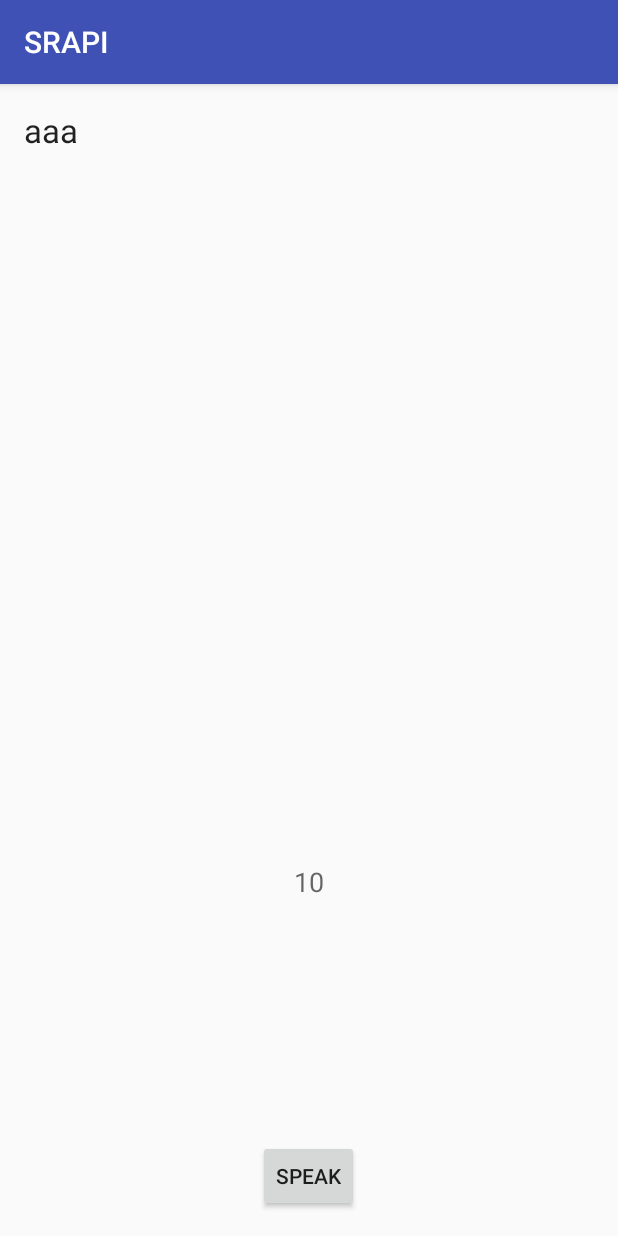
After one commit to wrjianbo/SRAPI, an Android app: the LongsentenceActivity screen opened directly, with no data from a screen before it, on a phone screen of 412 x 824 dp. The commit adds this screen. Run offline under Robolectric (Android 15) with nearby library versions, the phone set to English and light mode, and no system bars.

Commit message:
add an activity for long sentence

```diff
--- /dev/null
+++ b/app/src/main/java/com/example/jitianbo/srapi/LongsentenceActivity.java
@@ -0,0 +1,74 @@
+package com.example.jitianbo.srapi;
+
+import android.content.Intent;
+import android.os.Handler;
+import android.support.v7.app.AppCompatActivity;
+import android.os.Bundle;
+import android.util.Log;
+import android.view.View;
+import android.widget.Button;
+import android.widget.ProgressBar;
+import android.widget.TextView;
+
+import speechrecoginition.api.tianboandzifan.LongSentenceService;
+
+public class LongsentenceActivity extends AppCompatActivity implements View.OnClickListener {
+    Button speakBtn=null;
+    TextView largeText,mText=null;
+    private Handler handler=null;
+    private Runnable runnable=null;
+    int i = 0;
+    private ProgressBar progressBar;
+    String s="";
+    @Override
+    protected void onCreate(Bundle savedInstanceState) {
+        super.onCreate(savedInstanceState);
+        setContentView(R.layout.activity_longsentence);
+        progressBar=(ProgressBar)findViewById(R.id.progressbar1);
+        speakBtn=(Button)findViewById(R.id.speakBtn);
+        largeText=(TextView)findViewById(R.id.largeText1);
+        mText=(TextView)findViewById(R.id.mediumText1);
+        speakBtn.setOnClickListener(this);
+        handler = new Handler();
+        runnable = new Runnable1();
+        progressBar.setVisibility(View.INVISIBLE);
+        progressBar.setMax(10);
+        mText.setText("" + 10);
+    }
+
+    @Override
+    public void onClick(View v) {
+        if(v.getId()==speakBtn.getId()){
+//            Intent i = new Intent(this, LongSentenceService.class);
+//            startService(i);
+            progressBar.setVisibility(View.VISIBLE);
+            mText.setText("" + 10);
+            handler.postDelayed(runnable, 1000);
+        }
+    }
+    private class Runnable1 implements Runnable{
+
+        @Override
+        public void run() {
+            if(i<10) {
+                i++;
+//                Log.v("myActivity", "" + i);
+                progressBar.incrementProgressBy(1);
+                mText.setText("" + (10 - i));
+                handler.postDelayed(this, 1000);
+                s = s + "this is a test"+i+"\n";
+                largeText.setText(s);
+            }
+            else{
+                handler.removeCallbacks(runnable);
+                Log.v("myActivity", "cancel");
+                i=0;
+                progressBar.setVisibility(View.INVISIBLE);
+                progressBar.incrementProgressBy(-(progressBar.getMax()));
+                mText.setText("10");
+                largeText.setText("");
+                s="";
+            }
+        }
+    }
+}
--- a/app/src/main/java/speechrecoginition/api/tianboandzifan/AlarmReceiver.java
+++ b/app/src/main/java/speechrecoginition/api/tianboandzifan/AlarmReceiver.java
@@ -1,13 +1,12 @@
 package speechrecoginition.api.tianboandzifan;
 
-import android.app.AlarmManager;
-import android.app.Notification;
-import android.app.NotificationManager;
 import android.app.PendingIntent;
+import android.app.Service;
 import android.content.BroadcastReceiver;
 import android.content.Context;
 import android.content.Intent;
 import android.media.MediaPlayer;
+import android.os.IBinder;
 import android.provider.Settings;
 import android.support.v4.app.NotificationCompat;
 import android.support.v4.app.NotificationManagerCompat;
@@ -68,4 +67,5 @@ public class AlarmReceiver extends BroadcastReceiver {
 //        notify.setLatestEventInfo(context, "Notification subject", str, pending_intent);
 //        notification_manager.notify(0,notify);
     }
+
 }
--- /dev/null
+++ b/app/src/main/res/layout/activity_longsentence.xml
@@ -0,0 +1,50 @@
+<?xml version="1.0" encoding="utf-8"?>
+<RelativeLayout xmlns:android="http://schemas.android.com/apk/res/android"
+    xmlns:tools="http://schemas.android.com/tools"
+    android:layout_width="match_parent"
+    android:layout_height="match_parent"
+    android:paddingBottom="@dimen/activity_vertical_margin"
+    android:paddingLeft="@dimen/activity_horizontal_margin"
+    android:paddingRight="@dimen/activity_horizontal_margin"
+    android:paddingTop="@dimen/activity_vertical_margin"
+    tools:context="com.example.jitianbo.srapi.LongsentenceActivity">
+
+    <Button
+        style="?android:attr/buttonStyleSmall"
+        android:layout_width="wrap_content"
+        android:layout_height="wrap_content"
+        android:text="Speak"
+        android:id="@+id/speakBtn"
+        android:layout_alignParentBottom="true"
+        android:layout_centerHorizontal="true" />
+    <ProgressBar android:id="@+id/progressbar1"
+        android:layout_width="200dp"
+        android:layout_height="wrap_content"
+        style="?android:attr/progressBarStyleHorizontal"
+        android:layout_gravity="center_vertical"
+        android:max="30"
+        android:progress="0"
+        android:layout_above="@+id/speakBtn"
+        android:layout_centerHorizontal="true"
+        android:layout_marginBottom="144dp" />
+    <TextView
+        android:layout_width="wrap_content"
+        android:layout_height="wrap_content"
+        android:textAppearance="?android:attr/textAppearanceLarge"
+        android:id="@+id/largeText1"
+        android:layout_alignParentStart="true"
+        android:text="aaa"
+        android:layout_alignParentTop="true"
+        android:layout_alignParentEnd="true" />
+
+    <TextView
+        android:layout_width="wrap_content"
+        android:layout_height="wrap_content"
+        android:textAppearance="?android:attr/textAppearanceMedium"
+        android:text="Medium Text"
+        android:id="@+id/mediumText1"
+        android:layout_above="@+id/progressbar1"
+        android:layout_centerHorizontal="true"
+        android:gravity="center_vertical|center_horizontal" />
+
+</RelativeLayout>
```
Also changed, not shown: app/src/main/AndroidManifest.xml (+8 -4 lines), app/src/main/java/com/example/jitianbo/srapi/MainActivity.java (+9 -0 lines), app/src/main/java/speechrecoginition/api/tianboandzifan/CommandService.java (+17 -0 lines), app/src/main/java/speechrecoginition/api/tianboandzifan/LongSentenceService.java (added, +62 -0 lines), app/src/main/res/layout/activity_main.xml (+8 -0 lines).
